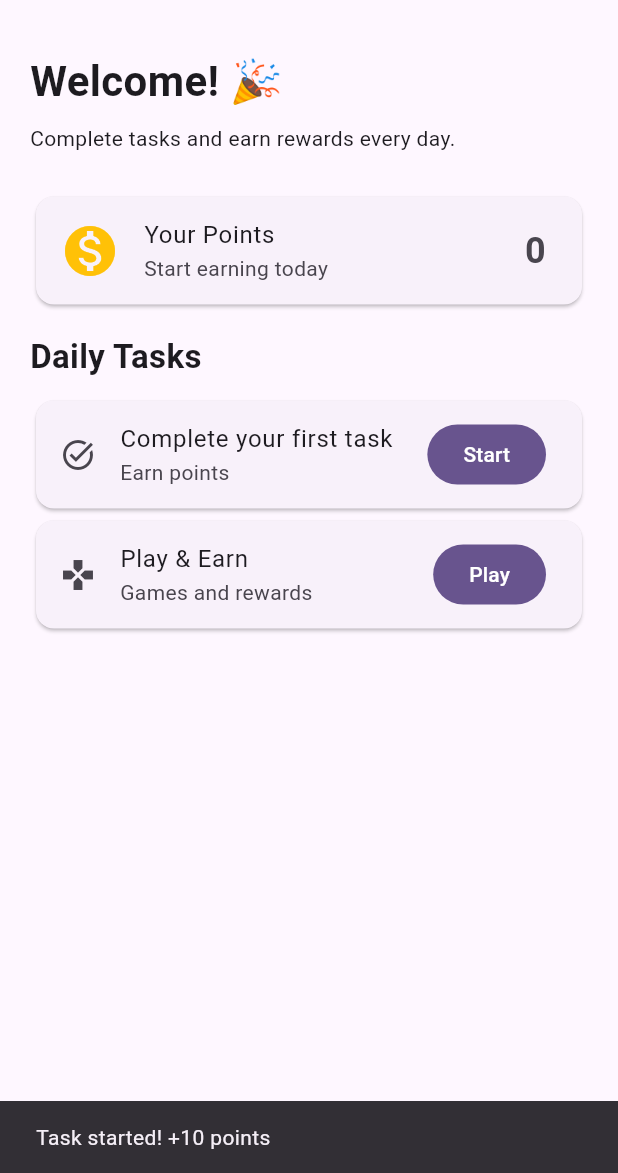
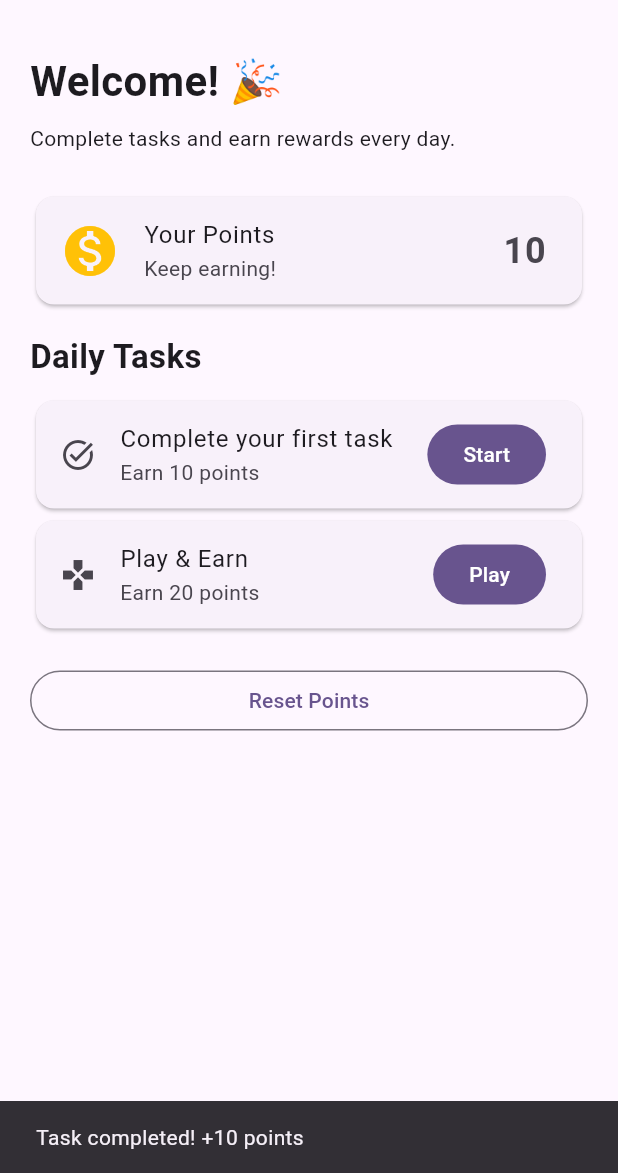
Before and after one commit to heerabbasi81-gif/Rozana-Reward-, a Flutter app: the HomePage screen opened directly, after a tap on "Start", on a phone screen of 412 x 824 dp, the part 63-1236 px from its top. Run offline on Flutter 3.47's test engine with Material 3 defaults, Android fonts, the phone set to English and light mode, and no system bars.

Commit message:
Convert HomePage to StatefulWidget and manage points
Refactored HomePage to StatefulWidget and added points management functionality.

```diff
--- a/lib/main.dart
+++ b/lib/main.dart
@@ -25,6 +25,7 @@ class RozanaRewards extends StatelessWidget {
 
 class LoginPage extends StatefulWidget {
   const LoginPage({super.key});
+
   @override
   State<LoginPage> createState() => _LoginPageState();
 }
@@ -92,8 +93,27 @@ class _LoginPageState extends State<LoginPage> {
   }
 }
 
-class HomePage extends StatelessWidget {
+class HomePage extends StatefulWidget {
   const HomePage({super.key});
+
+  @override
+  State<HomePage> createState() => _HomePageState();
+}
+
+class _HomePageState extends State<HomePage> {
+  int points = 0;
+
+  void addPoints(int amount, String message) {
+    setState(() {
+      points += amount;
+    });
+
+    ScaffoldMessenger.of(context).showSnackBar(
+      SnackBar(
+        content: Text('$message +$amount points'),
+      ),
+    );
+  }
 
   @override
   Widget build(BuildContext context) {
@@ -102,7 +122,7 @@ class HomePage extends StatelessWidget {
         title: const Text('Rozana Rewards'),
         centerTitle: true,
       ),
-      body: Padding(
+      body: SingleChildScrollView(
         padding: const EdgeInsets.all(20),
         child: Column(
           crossAxisAlignment: CrossAxisAlignment.start,
@@ -115,7 +135,9 @@ class HomePage extends StatelessWidget {
               ),
             ),
             const SizedBox(height: 8),
-            const Text('Complete tasks and earn rewards every day.'),
+            const Text(
+              'Complete tasks and earn rewards every day.',
+            ),
             const SizedBox(height: 25),
             Card(
               child: ListTile(
@@ -125,10 +147,10 @@ class HomePage extends StatelessWidget {
                   size: 40,
                 ),
                 title: const Text('Your Points'),
-                subtitle: const Text('Start earning today'),
-                trailing: const Text(
-                  '0',
-                  style: TextStyle(
+                subtitle: const Text('Keep earning!'),
+                trailing: Text(
+                  '$points',
+                  style: const TextStyle(
                     fontSize: 24,
                     fontWeight: FontWeight.bold,
                   ),
@@ -148,13 +170,11 @@ class HomePage extends StatelessWidget {
               child: ListTile(
                 leading: const Icon(Icons.task_alt),
                 title: const Text('Complete your first task'),
-                subtitle: const Text('Earn points'),
+                subtitle: const Text('Earn 10 points'),
                 trailing: FilledButton(
                   onPressed: () {
-  ScaffoldMessenger.of(context).showSnackBar(
-    const SnackBar(content: Text('Task started! +10 points')),
-  );
-},
+                    addPoints(10, 'Task completed!');
+                  },
                   child: const Text('Start'),
                 ),
               ),
@@ -163,11 +183,25 @@ class HomePage extends StatelessWidget {
               child: ListTile(
                 leading: const Icon(Icons.games),
                 title: const Text('Play & Earn'),
-                subtitle: const Text('Games and rewards'),
+                subtitle: const Text('Earn 20 points'),
                 trailing: FilledButton(
-                  onPressed: () {},
+                  onPressed: () {
+                    addPoints(20, 'Game completed!');
+                  },
                   child: const Text('Play'),
                 ),
+              ),
+            ),
+            const SizedBox(height: 20),
+            SizedBox(
+              width: double.infinity,
+              child: OutlinedButton(
+                onPressed: () {
+                  setState(() {
+                    points = 0;
+                  });
+                },
+                child: const Text('Reset Points'),
               ),
             ),
           ],
```
